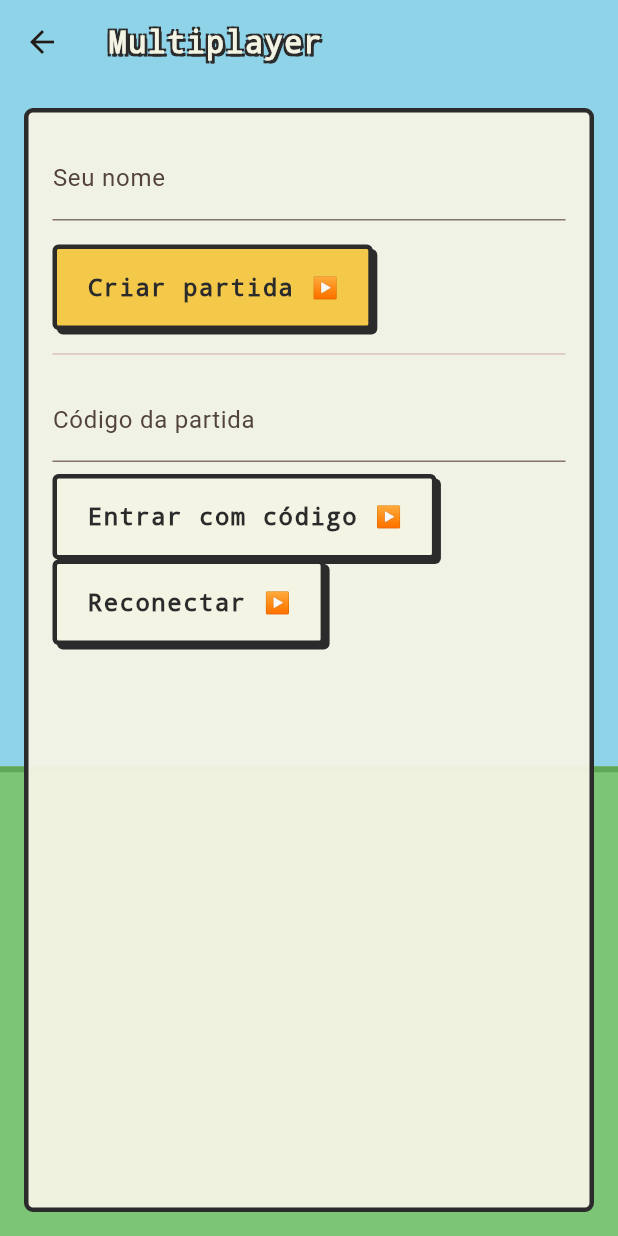
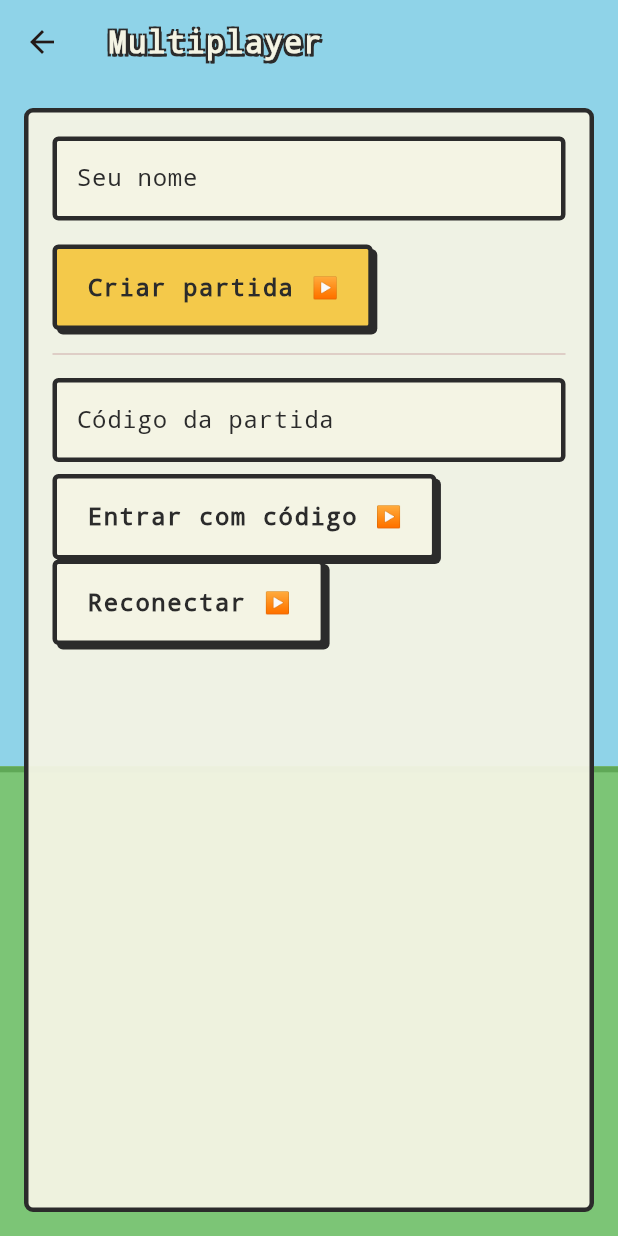
Before and after one commit to MarlonFer77/jogo-elementos, a Flutter app: the MultiplayerLobbyScreen screen opened directly, on a phone screen of 412 x 824 dp. Run offline on Flutter 3.47's test engine with Material 3 defaults, Android fonts, the phone set to English and light mode, and no system bars; missing offline and left inert: flame.

Commit message:
MultiplayerLobbyScreen usa PixelTextField
Co-Authored-By: Claude Sonnet 5 <noreply@anthropic.com>

```diff
--- a/app/lib/ui/multiplayer_lobby_screen.dart
+++ b/app/lib/ui/multiplayer_lobby_screen.dart
@@ -8,6 +8,7 @@ import '../game_presentation/pixel_arena_background.dart';
 import '../game_presentation/pixel_content_panel.dart';
 import '../game_presentation/pixel_menu_button.dart';
 import '../game_presentation/pixel_outlined_text.dart';
+import '../game_presentation/pixel_text_field.dart';
 import 'multiplayer_battle_screen.dart';
 
 /// Entry point for Multiplayer (seção 11): create a match and share the
@@ -120,10 +121,7 @@ class _MultiplayerLobbyScreenState extends State<MultiplayerLobbyScreen> {
               child: Column(
                 crossAxisAlignment: CrossAxisAlignment.start,
                 children: [
-                  TextField(
-                    controller: _nameController,
-                    decoration: const InputDecoration(labelText: 'Seu nome'),
-                  ),
+                  PixelTextField(controller: _nameController, label: 'Seu nome'),
                   const SizedBox(height: 16),
                   PixelMenuButton(
                     label: 'Criar partida',
@@ -131,9 +129,9 @@ class _MultiplayerLobbyScreenState extends State<MultiplayerLobbyScreen> {
                     onPressed: _loading ? null : _create,
                   ),
                   const Divider(height: 32),
-                  TextField(
+                  PixelTextField(
                     controller: _codeController,
-                    decoration: const InputDecoration(labelText: 'Código da partida'),
+                    label: 'Código da partida',
                   ),
                   const SizedBox(height: 8),
                   Wrap(
```
